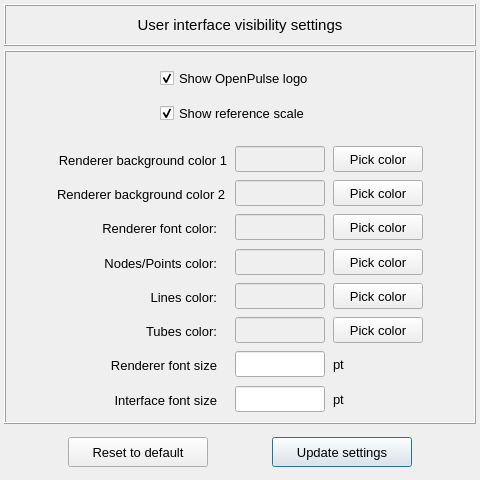
Qt form pulse/interface/data/ui_files/project/render/renderer_user_preferences.ui (open-pulse/OpenPulse) before a commit.
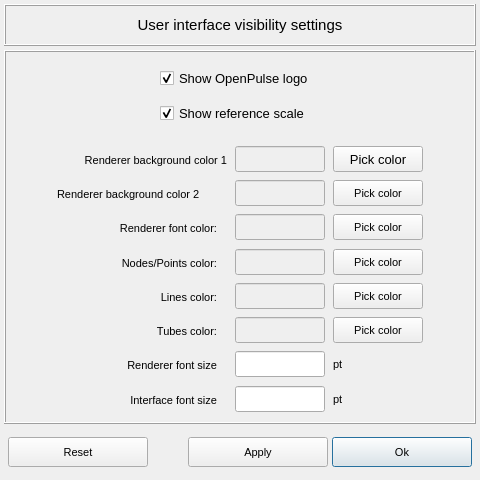
The same form after that commit.

Commit message: Adds apply user settings functionality in RendererUserPreferencesInput

What changed in the file:
```diff
--- a/pulse/interface/data/ui_files/project/render/renderer_user_preferences.ui
+++ b/pulse/interface/data/ui_files/project/render/renderer_user_preferences.ui
@@ -343,7 +343,7 @@
            </property>
            <property name="font">
             <font>
-             <pointsize>10</pointsize>
+             <pointsize>8</pointsize>
             </font>
            </property>
            <property name="text">
@@ -406,7 +406,7 @@
           <widget class="QLabel" name="label_3">
            <property name="font">
             <font>
-             <pointsize>10</pointsize>
+             <pointsize>8</pointsize>
             </font>
            </property>
            <property name="text">
@@ -421,7 +421,7 @@
           <widget class="QLabel" name="label_5">
            <property name="font">
             <font>
-             <pointsize>10</pointsize>
+             <pointsize>8</pointsize>
             </font>
            </property>
            <property name="text">
@@ -454,7 +454,7 @@
            </property>
            <property name="font">
             <font>
-             <pointsize>10</pointsize>
+             <pointsize>8</pointsize>
             </font>
            </property>
            <property name="text">
@@ -481,9 +481,7 @@
            </property>
            <property name="font">
             <font>
-             <pointsize>10</pointsize>
-             <weight>50</weight>
-             <bold>false</bold>
+             <pointsize>8</pointsize>
             </font>
            </property>
            <property name="frameShape">
@@ -543,7 +541,7 @@
            </property>
            <property name="font">
             <font>
-             <pointsize>10</pointsize>
+             <pointsize>8</pointsize>
             </font>
            </property>
            <property name="frameShape">
@@ -644,7 +642,7 @@
            </property>
            <property name="font">
             <font>
-             <pointsize>10</pointsize>
+             <pointsize>8</pointsize>
             </font>
            </property>
            <property name="styleSheet">
@@ -671,10 +669,7 @@
            </property>
            <property name="font">
             <font>
-             <pointsize>10</pointsize>
-             <weight>50</weight>
-             <italic>false</italic>
-             <bold>false</bold>
+             <pointsize>8</pointsize>
             </font>
            </property>
            <property name="styleSheet">
@@ -701,9 +696,7 @@
            </property>
            <property name="font">
             <font>
-             <pointsize>10</pointsize>
-             <weight>50</weight>
-             <bold>false</bold>
+             <pointsize>8</pointsize>
             </font>
            </property>
            <property name="frameShape">
@@ -736,7 +729,7 @@
            </property>
            <property name="font">
             <font>
-             <pointsize>10</pointsize>
+             <pointsize>8</pointsize>
             </font>
            </property>
            <property name="frameShape">
@@ -804,10 +797,7 @@
            <property name="font">
             <font>
              <family>Arial</family>
-             <pointsize>10</pointsize>
-             <weight>50</weight>
-             <italic>false</italic>
-             <bold>false</bold>
+             <pointsize>8</pointsize>
             </font>
            </property>
            <property name="styleSheet">
@@ -834,7 +824,7 @@
            </property>
            <property name="font">
             <font>
-             <pointsize>10</pointsize>
+             <pointsize>8</pointsize>
             </font>
            </property>
            <property name="frameShape">
@@ -935,7 +925,7 @@
            </property>
            <property name="font">
             <font>
-             <pointsize>10</pointsize>
+             <pointsize>8</pointsize>
             </font>
            </property>
            <property name="styleSheet">
@@ -962,7 +952,7 @@
            </property>
            <property name="font">
             <font>
-             <pointsize>10</pointsize>
+             <pointsize>8</pointsize>
             </font>
            </property>
            <property name="text">
@@ -986,7 +976,7 @@
            </property>
            <property name="font">
             <font>
-             <pointsize>10</pointsize>
+             <pointsize>8</pointsize>
             </font>
            </property>
            <property name="text">
@@ -1087,7 +1077,37 @@
       <property name="spacing">
        <number>4</number>
       </property>
-      <item row="0" column="1">
+      <item row="0" column="2">
+       <widget class="QPushButton" name="pushButton_apply_settings">
+        <property name="sizePolicy">
+         <sizepolicy hsizetype="Preferred" vsizetype="Preferred">
+          <horstretch>0</horstretch>
+          <verstretch>0</verstretch>
+         </sizepolicy>
+        </property>
+        <property name="minimumSize">
+         <size>
+          <width>140</width>
+          <height>30</height>
+         </size>
+        </property>
+        <property name="maximumSize">
+         <size>
+          <width>140</width>
+          <height>30</height>
+         </size>
+        </property>
+        <property name="font">
+         <font>
+          <pointsize>8</pointsize>
+         </font>
+        </property>
+        <property name="text">
+         <string>Apply</string>
+        </property>
+       </widget>
+      </item>
+      <item row="0" column="3">
        <widget class="QPushButton" name="pushButton_update_settings">
         <property name="minimumSize">
          <size>
@@ -1103,17 +1123,14 @@
         </property>
         <property name="font">
          <font>
-          <pointsize>10</pointsize>
-          <weight>50</weight>
-          <italic>false</italic>
-          <bold>false</bold>
+          <pointsize>8</pointsize>
          </font>
         </property>
         <property name="styleSheet">
          <string notr="true"/>
         </property>
         <property name="text">
-         <string>Update settings</string>
+         <string>Ok</string>
         </property>
         <property name="autoDefault">
          <bool>false</bool>
@@ -1139,23 +1156,33 @@
         </property>
         <property name="font">
          <font>
-          <pointsize>10</pointsize>
-          <weight>50</weight>
-          <italic>false</italic>
-          <bold>false</bold>
+          <pointsize>8</pointsize>
          </font>
         </property>
         <property name="styleSheet">
          <string notr="true"/>
         </property>
         <property name="text">
-         <string>Reset to default</string>
+         <string>Reset</string>
         </property>
         <property name="autoDefault">
          <bool>false</bool>
         </property>
        </widget>
       </item>
+      <item row="0" column="1">
+       <spacer name="horizontalSpacer_4">
+        <property name="orientation">
+         <enum>Qt::Horizontal</enum>
+        </property>
+        <property name="sizeHint" stdset="0">
+         <size>
+          <width>40</width>
+          <height>20</height>
+         </size>
+        </property>
+       </spacer>
+      </item>
      </layout>
     </widget>
    </item>
```
Left out of the diff: 4 changed lines with no effect on the pictures. The commit also changes 2 other files.
